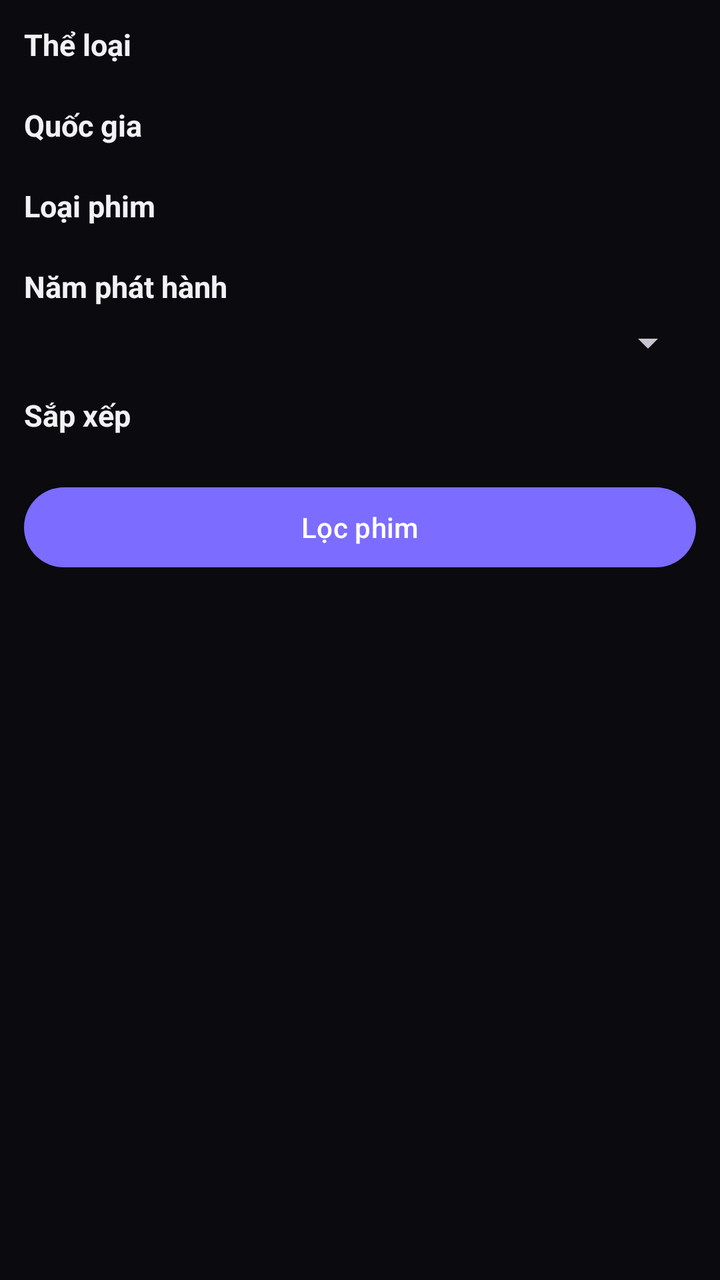
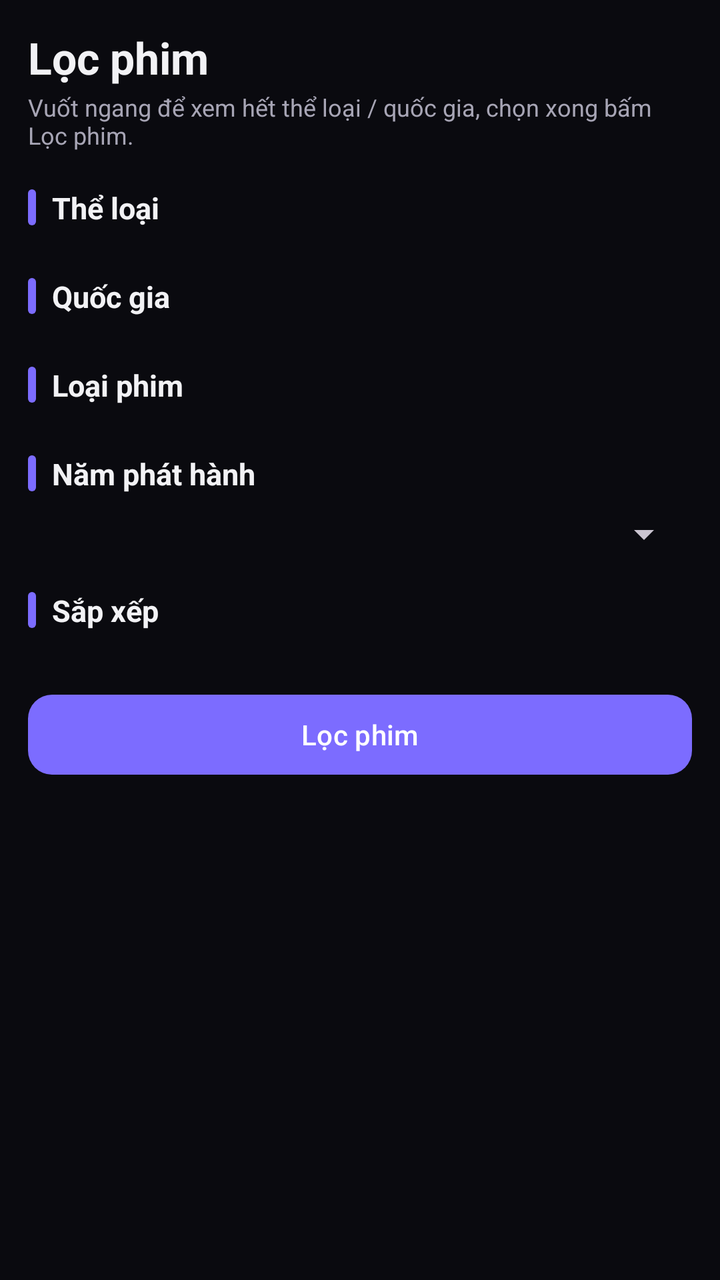

An Android layout rendered at two revisions. The XML below is the earlier revision; the diff shows what the commit changed to produce the second picture.
<!-- AndroidManifest.xml: application theme Theme.TruyenReader -->
<!-- res/layout/fragment_filter.xml -->
<?xml version="1.0" encoding="utf-8"?>
<androidx.core.widget.NestedScrollView xmlns:android="http://schemas.android.com/apk/res/android"
    android:layout_width="match_parent"
    android:layout_height="match_parent"
    android:background="@color/bg_main">

    <LinearLayout
        android:layout_width="match_parent"
        android:layout_height="wrap_content"
        android:orientation="vertical"
        android:padding="12dp">

        <TextView
            android:layout_width="match_parent"
            android:layout_height="wrap_content"
            android:text="Thể loại"
            android:textSize="15sp"
            android:textColor="@color/text_primary"
            android:textStyle="bold" />

        <com.google.android.material.chip.ChipGroup
            android:id="@+id/cgGenres"
            android:layout_width="match_parent"
            android:layout_height="wrap_content"
            android:layout_marginTop="6dp" />

        <TextView
            android:layout_width="match_parent"
            android:layout_height="wrap_content"
            android:layout_marginTop="14dp"
            android:text="Quốc gia"
            android:textSize="15sp"
            android:textColor="@color/text_primary"
            android:textStyle="bold" />

        <com.google.android.material.chip.ChipGroup
            android:id="@+id/cgCountries"
            android:layout_width="match_parent"
            android:layout_height="wrap_content"
            android:layout_marginTop="6dp" />

        <TextView
            android:layout_width="match_parent"
            android:layout_height="wrap_content"
            android:layout_marginTop="14dp"
            android:text="Loại phim"
            android:textSize="15sp"
            android:textColor="@color/text_primary"
            android:textStyle="bold" />

        <com.google.android.material.chip.ChipGroup
            android:id="@+id/cgType"
            android:layout_width="match_parent"
            android:layout_height="wrap_content"
            android:layout_marginTop="6dp" />

        <TextView
            android:layout_width="match_parent"
            android:layout_height="wrap_content"
            android:layout_marginTop="14dp"
            android:text="Năm phát hành"
            android:textSize="15sp"
            android:textColor="@color/text_primary"
            android:textStyle="bold" />

        <Spinner
            android:id="@+id/spYear"
            android:layout_width="match_parent"
            android:layout_height="wrap_content"
            android:layout_marginTop="6dp" />

        <TextView
            android:layout_width="match_parent"
            android:layout_height="wrap_content"
            android:layout_marginTop="14dp"
            android:text="Sắp xếp"
            android:textSize="15sp"
            android:textColor="@color/text_primary"
            android:textStyle="bold" />

        <com.google.android.material.chip.ChipGroup
            android:id="@+id/cgSort"
            android:layout_width="match_parent"
            android:layout_height="wrap_content"
            android:layout_marginTop="6dp" />

        <com.google.android.material.button.MaterialButton
            android:id="@+id/btnApplyFilter"
            android:layout_width="match_parent"
            android:layout_height="wrap_content"
            android:layout_marginTop="16dp"
            android:text="Lọc phim" />

        <TextView
            android:id="@+id/tvFilterCount"
            android:layout_width="match_parent"
            android:layout_height="wrap_content"
            android:layout_marginTop="12dp"
            android:textSize="14sp"
            android:textStyle="bold" />

        <ProgressBar
            android:id="@+id/filterProgress"
            android:layout_width="wrap_content"
            android:layout_height="wrap_content"
            android:layout_gravity="center"
            android:visibility="gone" />

        <androidx.recyclerview.widget.RecyclerView
            android:id="@+id/rvFilter"
            android:layout_width="match_parent"
            android:layout_height="wrap_content"
            android:layout_marginTop="8dp"
            android:nestedScrollingEnabled="false" />

        <com.google.android.material.button.MaterialButton
            android:id="@+id/btnFilterMore"
            android:layout_width="match_parent"
            android:layout_height="wrap_content"
            android:layout_marginTop="8dp"
            android:text="Tải thêm phim"
            android:visibility="gone" />
    </LinearLayout>
</androidx.core.widget.NestedScrollView>
<!-- resources referenced by this layout -->
<resources>
  <color name="bg_main">#0A0A0F</color>
  <color name="text_primary">#F2F2F5</color>
  <style name="Theme.TruyenReader" parent="Theme.Material3.Dark">
          <item name="colorPrimary">#7C6CFF</item>
          <item name="colorOnPrimary">#FFFFFF</item>
          <item name="colorPrimaryContainer">#2A2456</item>
          <item name="colorOnPrimaryContainer">#DCD6FF</item>
          <item name="colorSecondary">#22D3EE</item>
          <item name="colorSurface">#12121A</item>
          <item name="colorOnSurface">#F2F2F5</item>
          <item name="colorSurfaceVariant">#1E1E28</item>
          <item name="colorOnSurfaceVariant">#A7A5B5</item>
          <item name="android:colorBackground">#0A0A0F</item>
          <item name="android:windowBackground">#0A0A0F</item>
          <item name="android:statusBarColor">#0A0A0F</item>
          <item name="android:navigationBarColor">#0D0D14</item>
      </style>
</resources>

<!-- the commit's change to res/layout/fragment_filter.xml (unified diff, before → after) -->
@@ -1,5 +1,6 @@
 <?xml version="1.0" encoding="utf-8"?>
 <androidx.core.widget.NestedScrollView xmlns:android="http://schemas.android.com/apk/res/android"
+    xmlns:app="http://schemas.android.com/apk/res-auto"
     android:layout_width="match_parent"
     android:layout_height="match_parent"
     android:background="@color/bg_main">
@@ -8,94 +9,142 @@
         android:layout_width="match_parent"
         android:layout_height="wrap_content"
         android:orientation="vertical"
-        android:padding="12dp">
+        android:padding="14dp">
 
         <TextView
             android:layout_width="match_parent"
             android:layout_height="wrap_content"
-            android:text="Thể loại"
-            android:textSize="15sp"
+            android:text="Lọc phim"
             android:textColor="@color/text_primary"
+            android:textSize="22sp"
             android:textStyle="bold" />
-
-        <com.google.android.material.chip.ChipGroup
-            android:id="@+id/cgGenres"
-            android:layout_width="match_parent"
-            android:layout_height="wrap_content"
-            android:layout_marginTop="6dp" />
 
         <TextView
             android:layout_width="match_parent"
             android:layout_height="wrap_content"
-            android:layout_marginTop="14dp"
-            android:text="Quốc gia"
-            android:textSize="15sp"
-            android:textColor="@color/text_primary"
-            android:textStyle="bold" />
-
-        <com.google.android.material.chip.ChipGroup
-            android:id="@+id/cgCountries"
-            android:layout_width="match_parent"
-            android:layout_height="wrap_content"
-            android:layout_marginTop="6dp" />
+            android:layout_marginTop="2dp"
+            android:text="Vuốt ngang để xem hết thể loại / quốc gia, chọn xong bấm Lọc phim."
+            android:textColor="@color/text_secondary"
+            android:textSize="12sp" />
 
         <TextView
             android:layout_width="match_parent"
             android:layout_height="wrap_content"
-            android:layout_marginTop="14dp"
+            android:layout_marginTop="18dp"
+            android:drawableStart="@drawable/bg_section_bar"
+            android:drawablePadding="8dp"
+            android:gravity="center_vertical"
+            android:text="Thể loại"
+            android:textColor="@color/text_primary"
+            android:textSize="15sp"
+            android:textStyle="bold" />
+
+        <HorizontalScrollView
+            android:layout_width="match_parent"
+            android:layout_height="wrap_content"
+            android:layout_marginTop="8dp"
+            android:scrollbars="none">
+
+            <com.google.android.material.chip.ChipGroup
+                android:id="@+id/cgGenres"
+                android:layout_width="wrap_content"
+                android:layout_height="wrap_content"
+                app:singleLine="true" />
+        </HorizontalScrollView>
+
+        <TextView
+            android:layout_width="match_parent"
+            android:layout_height="wrap_content"
+            android:layout_marginTop="16dp"
+            android:drawableStart="@drawable/bg_section_bar"
+            android:drawablePadding="8dp"
+            android:gravity="center_vertical"
+            android:text="Quốc gia"
+            android:textColor="@color/text_primary"
+            android:textSize="15sp"
+            android:textStyle="bold" />
+
+        <HorizontalScrollView
+            android:layout_width="match_parent"
+            android:layout_height="wrap_content"
+            android:layout_marginTop="8dp"
+            android:scrollbars="none">
+
+            <com.google.android.material.chip.ChipGroup
+                android:id="@+id/cgCountries"
+                android:layout_width="wrap_content"
+                android:layout_height="wrap_content"
+                app:singleLine="true" />
+        </HorizontalScrollView>
+
+        <TextView
+            android:layout_width="match_parent"
+            android:layout_height="wrap_content"
+            android:layout_marginTop="16dp"
+            android:drawableStart="@drawable/bg_section_bar"
+            android:drawablePadding="8dp"
+            android:gravity="center_vertical"
             android:text="Loại phim"
+            android:textColor="@color/text_primary"
             android:textSize="15sp"
-            android:textColor="@color/text_primary"
             android:textStyle="bold" />
 
         <com.google.android.material.chip.ChipGroup
             android:id="@+id/cgType"
             android:layout_width="match_parent"
             android:layout_height="wrap_content"
-            android:layout_marginTop="6dp" />
+            android:layout_marginTop="8dp" />
 
         <TextView
             android:layout_width="match_parent"
             android:layout_height="wrap_content"
-            android:layout_marginTop="14dp"
+            android:layout_marginTop="16dp"
+            android:drawableStart="@drawable/bg_section_bar"
+            android:drawablePadding="8dp"
+            android:gravity="center_vertical"
             android:text="Năm phát hành"
+            android:textColor="@color/text_primary"
             android:textSize="15sp"
-            android:textColor="@color/text_primary"
             android:textStyle="bold" />
 
         <Spinner
             android:id="@+id/spYear"
             android:layout_width="match_parent"
             android:layout_height="wrap_content"
-            android:layout_marginTop="6dp" />
+            android:layout_marginTop="8dp" />
 
         <TextView
             android:layout_width="match_parent"
             android:layout_height="wrap_content"
-            android:layout_marginTop="14dp"
+            android:layout_marginTop="16dp"
+            android:drawableStart="@drawable/bg_section_bar"
+            android:drawablePadding="8dp"
+            android:gravity="center_vertical"
             android:text="Sắp xếp"
+            android:textColor="@color/text_primary"
             android:textSize="15sp"
-            android:textColor="@color/text_primary"
             android:textStyle="bold" />
 
         <com.google.android.material.chip.ChipGroup
             android:id="@+id/cgSort"
             android:layout_width="match_parent"
             android:layout_height="wrap_content"
-            android:layout_marginTop="6dp" />
+            android:layout_marginTop="8dp" />
 
         <com.google.android.material.button.MaterialButton
             android:id="@+id/btnApplyFilter"
             android:layout_width="match_parent"
             android:layout_height="wrap_content"
-            android:layout_marginTop="16dp"
-            android:text="Lọc phim" />
+            android:layout_marginTop="20dp"
+            android:text="Lọc phim"
+            app:cornerRadius="12dp" />
 
         <TextView
             android:id="@+id/tvFilterCount"
             android:layout_width="match_parent"
             android:layout_height="wrap_content"
-            android:layout_marginTop="12dp"
+            android:layout_marginTop="14dp"
+            android:textColor="@color/text_primary"
             android:textSize="14sp"
             android:textStyle="bold" />
 
@@ -119,6 +168,7 @@
             android:layout_height="wrap_content"
             android:layout_marginTop="8dp"
             android:text="Tải thêm phim"
-            android:visibility="gone" />
+            android:visibility="gone"
+            app:cornerRadius="12dp" />
     </LinearLayout>
 </androidx.core.widget.NestedScrollView>
<!-- resource entries referenced after the edit -->
@@ -2,6 +2,14 @@
 <resources>
   <color name="bg_main">#0A0A0F</color>
   <color name="text_primary">#F2F2F5</color>
+  <color name="text_secondary">#A7A5B5</color>
+  <!-- drawable bg_section_bar (drawable) -->
+  <?xml version="1.0" encoding="utf-8"?>
+  <shape xmlns:android="http://schemas.android.com/apk/res/android" android:shape="rectangle">
+      <corners android:radius="2dp" />
+      <solid android:color="@color/accent" />
+      <size android:width="4dp" android:height="18dp" />
+  </shape>
   <style name="Theme.TruyenReader" parent="Theme.Material3.Dark">
           <item name="colorPrimary">#7C6CFF</item>
           <item name="colorOnPrimary">#FFFFFF</item>
@@ -17,5 +25,6 @@
           <item name="android:statusBarColor">#0A0A0F</item>
           <item name="android:navigationBarColor">#0D0D14</item>
       </style>
+  <color name="accent">#7C6CFF</color>
 </resources>
 
